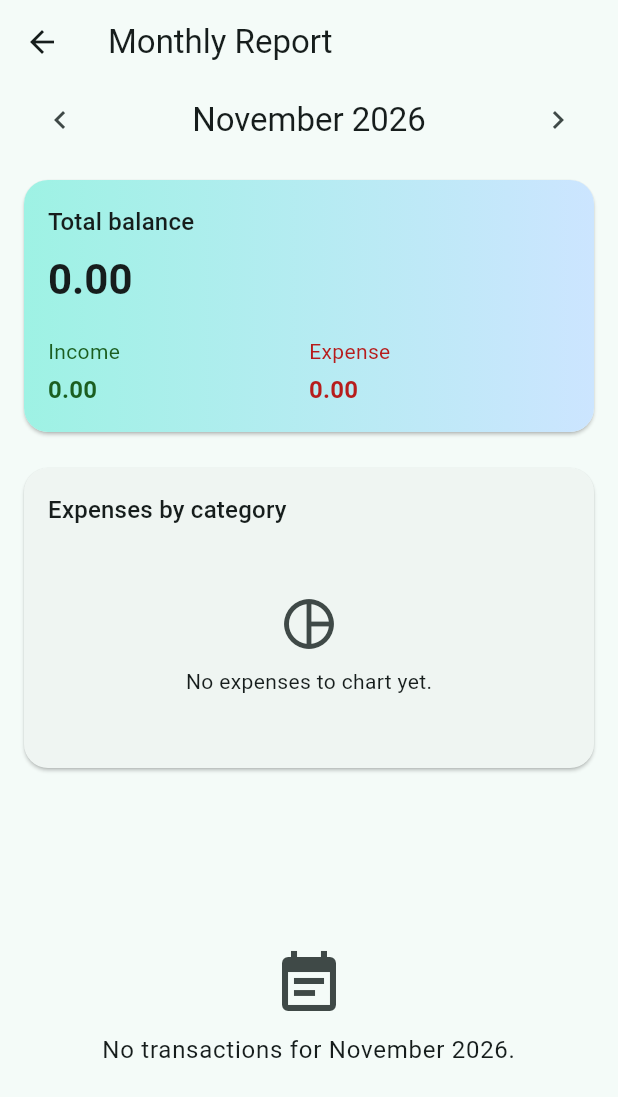
After one commit to awaisAliShah99/expense_tracker_pro, a Flutter app: the screen it shows after launch, after a tap on the "calendar month" icon, on a phone screen of 412 x 824 dp. The commit adds this screen. Shown: the top 1097 px of the screen. Run offline on Flutter 3.47's test engine with Material 3 defaults, Android fonts, the phone set to English and light mode, and no system bars; our stand-ins replace fl_chart, sqflite; accounts and stored records are empty.

Commit message:
task 5: monthly report

```diff
--- a/lib/providers/transaction_provider.dart
+++ b/lib/providers/transaction_provider.dart
@@ -23,8 +23,48 @@ class TransactionProvider extends ChangeNotifier {
   double get totalBalance => totalIncome - totalExpense;
 
   Map<String, double> getExpenseTotalsByCategory() {
+    return _expenseTotalsByCategory(_transactions);
+  }
+
+  List<TransactionModel> getTransactionsForMonth(DateTime month) {
+    return List.unmodifiable(_transactionsInMonth(month));
+  }
+
+  double getTotalIncomeForMonth(DateTime month) {
+    return _totalForMonth(month, TransactionType.income);
+  }
+
+  double getTotalExpenseForMonth(DateTime month) {
+    return _totalForMonth(month, TransactionType.expense);
+  }
+
+  double getBalanceForMonth(DateTime month) {
+    return getTotalIncomeForMonth(month) - getTotalExpenseForMonth(month);
+  }
+
+  Map<String, double> getExpenseTotalsByCategoryForMonth(DateTime month) {
+    return _expenseTotalsByCategory(_transactionsInMonth(month));
+  }
+
+  Iterable<TransactionModel> _transactionsInMonth(DateTime month) {
+    return _transactions.where(
+      (transaction) =>
+          transaction.date.year == month.year &&
+          transaction.date.month == month.month,
+    );
+  }
+
+  double _totalForMonth(DateTime month, TransactionType type) {
+    return _transactionsInMonth(month)
+        .where((transaction) => transaction.type == type)
+        .fold(0.0, (total, transaction) => total + transaction.amount);
+  }
+
+  Map<String, double> _expenseTotalsByCategory(
+    Iterable<TransactionModel> transactions,
+  ) {
     final totals = <String, double>{};
-    for (final transaction in _transactions) {
+    for (final transaction in transactions) {
       if (transaction.type == TransactionType.expense) {
         totals.update(
           transaction.category,
--- a/lib/screens/home_screen.dart
+++ b/lib/screens/home_screen.dart
@@ -8,6 +8,7 @@ import '../widgets/balance_summary_card.dart';
 import '../widgets/category_icon.dart';
 import '../widgets/expense_pie_chart.dart';
 import 'add_transaction_screen.dart';
+import 'monthly_report_screen.dart';
 
 class HomeScreen extends StatelessWidget {
   const HomeScreen({super.key});
@@ -18,7 +19,22 @@ class HomeScreen extends StatelessWidget {
     final transactions = provider.transactions;
 
     return Scaffold(
-      appBar: AppBar(title: const Text('Expense Tracker')),
+      appBar: AppBar(
+        title: const Text('Expense Tracker'),
+        actions: [
+          IconButton(
+            onPressed: () {
+              Navigator.of(context).push(
+                MaterialPageRoute<void>(
+                  builder: (_) => const MonthlyReportScreen(),
+                ),
+              );
+            },
+            tooltip: 'Monthly report',
+            icon: const Icon(Icons.calendar_month),
+          ),
+        ],
+      ),
       body: Column(
         children: [
           BalanceSummaryCard(
--- /dev/null
+++ b/lib/screens/monthly_report_screen.dart
@@ -0,0 +1,162 @@
+import 'package:flutter/material.dart';
+import 'package:provider/provider.dart';
+
+import '../models/transaction_model.dart';
+import '../providers/transaction_provider.dart';
+import '../theme/app_theme.dart';
+import '../widgets/balance_summary_card.dart';
+import '../widgets/category_icon.dart';
+import '../widgets/expense_pie_chart.dart';
+
+class MonthlyReportScreen extends StatefulWidget {
+  const MonthlyReportScreen({super.key});
+
+  @override
+  State<MonthlyReportScreen> createState() => _MonthlyReportScreenState();
+}
+
+class _MonthlyReportScreenState extends State<MonthlyReportScreen> {
+  DateTime _selectedMonth = DateTime(DateTime.now().year, DateTime.now().month);
+
+  void _changeMonth(int offset) {
+    setState(() {
+      _selectedMonth = DateTime(
+        _selectedMonth.year,
+        _selectedMonth.month + offset,
+      );
+    });
+  }
+
+  @override
+  Widget build(BuildContext context) {
+    final provider = context.watch<TransactionProvider>();
+    final transactions = provider.getTransactionsForMonth(_selectedMonth);
+    final monthLabel = MaterialLocalizations.of(context)
+        .formatMonthYear(_selectedMonth);
+
+    return Scaffold(
+      appBar: AppBar(title: const Text('Monthly Report')),
+      body: Column(
+        children: [
+          Padding(
+            padding: const EdgeInsets.symmetric(horizontal: 16),
+            child: Row(
+              mainAxisAlignment: MainAxisAlignment.spaceBetween,
+              children: [
+                IconButton(
+                  onPressed: () => _changeMonth(-1),
+                  tooltip: 'Previous month',
+                  icon: const Icon(Icons.chevron_left),
+                ),
+                Text(monthLabel, style: Theme.of(context).textTheme.titleLarge),
+                IconButton(
+                  onPressed: () => _changeMonth(1),
+                  tooltip: 'Next month',
+                  icon: const Icon(Icons.chevron_right),
+                ),
+              ],
+            ),
+          ),
+          BalanceSummaryCard(
+            balance: provider.getBalanceForMonth(_selectedMonth),
+            income: provider.getTotalIncomeForMonth(_selectedMonth),
+            expense: provider.getTotalExpenseForMonth(_selectedMonth),
+          ),
+          ExpensePieChart(
+            expensesByCategory: provider.getExpenseTotalsByCategoryForMonth(
+              _selectedMonth,
+            ),
+            totalExpense: provider.getTotalExpenseForMonth(_selectedMonth),
+          ),
+          Expanded(
+            child: _buildTransactionList(
+              context,
+              provider,
+              transactions,
+              monthLabel,
+            ),
+          ),
+        ],
+      ),
+    );
+  }
+
+  Widget _buildTransactionList(
+    BuildContext context,
+    TransactionProvider provider,
+    List<TransactionModel> transactions,
+    String monthLabel,
+  ) {
+    if (provider.isLoading && provider.transactions.isEmpty) {
+      return const Center(child: CircularProgressIndicator());
+    }
+
+    if (provider.errorMessage != null && provider.transactions.isEmpty) {
+      return Center(
+        child: Padding(
+          padding: const EdgeInsets.all(16),
+          child: Column(
+            mainAxisSize: MainAxisSize.min,
+            children: [
+              Text(provider.errorMessage!, textAlign: TextAlign.center),
+              const SizedBox(height: 12),
+              OutlinedButton(
+                onPressed: provider.loadTransactions,
+                child: const Text('Retry'),
+              ),
+            ],
+          ),
+        ),
+      );
+    }
+
+    if (transactions.isEmpty) {
+      final colorScheme = Theme.of(context).colorScheme;
+      return Center(
+        child: Column(
+          mainAxisSize: MainAxisSize.min,
+          children: [
+            Icon(
+              Icons.event_note,
+              size: 48,
+              color: colorScheme.onSurfaceVariant,
+            ),
+            const SizedBox(height: 8),
+            Text(
+              'No transactions for $monthLabel.',
+              style: Theme.of(context).textTheme.bodyLarge,
+              textAlign: TextAlign.center,
+            ),
+          ],
+        ),
+      );
+    }
+
+    final colorScheme = Theme.of(context).colorScheme;
+    final transactionColors = Theme.of(context).extension<TransactionColors>();
+    return ListView.builder(
+      itemCount: transactions.length,
+      itemBuilder: (context, index) {
+        final transaction = transactions[index];
+        final isIncome = transaction.type == TransactionType.income;
+        final amountColor = isIncome
+            ? transactionColors?.income
+            : transactionColors?.expense;
+        final amountPrefix = isIncome ? '+' : '-';
+
+        return ListTile(
+          leading: CategoryIcon(category: transaction.category),
+          title: Text(transaction.title),
+          subtitle: Text(transaction.category),
+          trailing: Text(
+            '$amountPrefix${transaction.amount.toStringAsFixed(2)}',
+            style: TextStyle(
+              color: amountColor ?? colorScheme.onSurface,
+              fontWeight: FontWeight.bold,
+            ),
+          ),
+        );
+      },
+    );
+  }
+}
```
Also changed, not shown: 1 other file.
